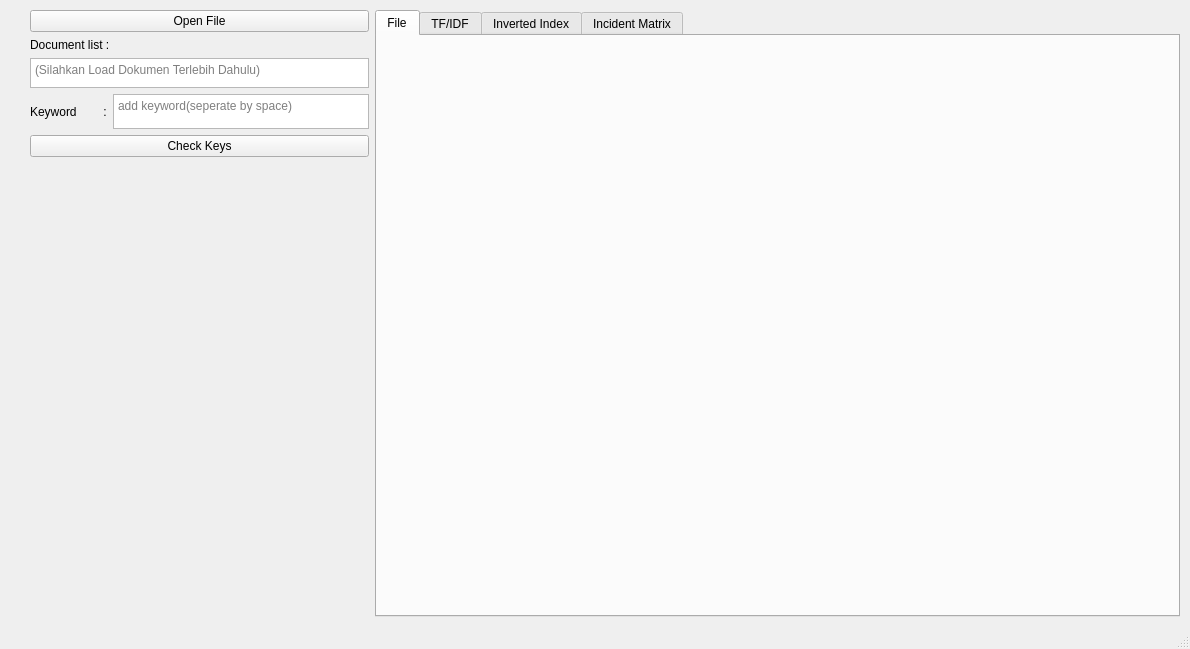
First picture: the form in SKTI Tugas 2.ui, repository andre002wp/STKI-Semester-5, before the edit.
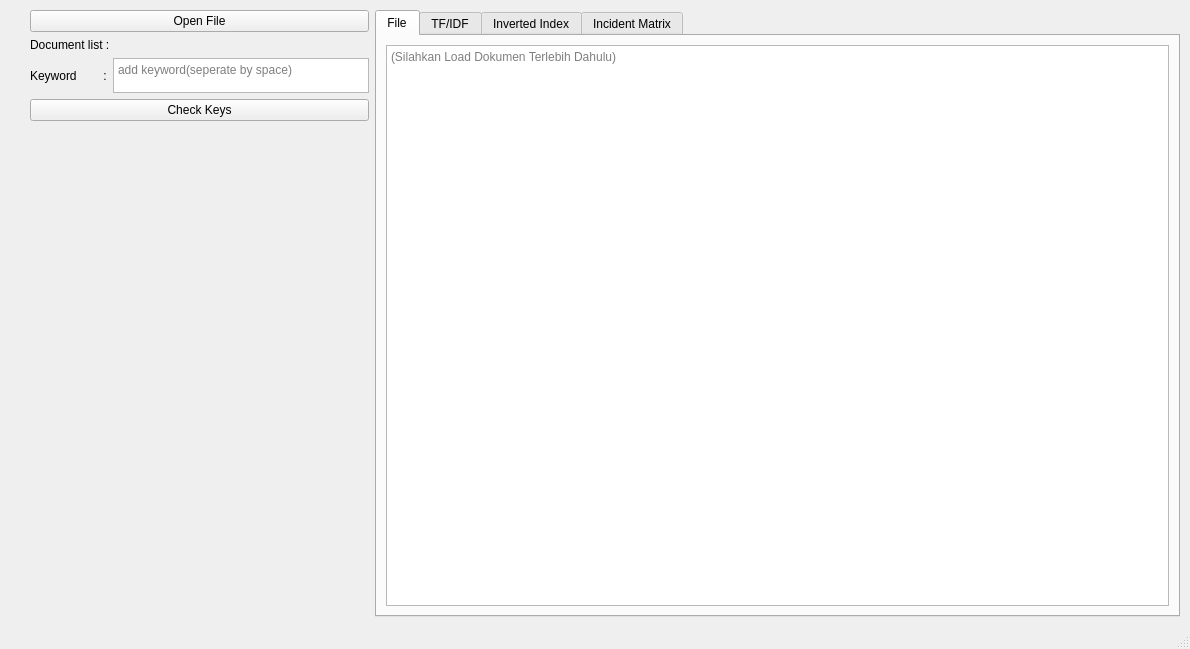
Second picture: the form after the edit.

Diff of the .ui file:
```diff
--- a/SKTI Tugas 2.ui
+++ b/SKTI Tugas 2.ui
@@ -51,34 +51,6 @@
           </property>
          </widget>
         </item>
-        <item>
-         <widget class="QTextEdit" name="txt_document">
-          <property name="sizePolicy">
-           <sizepolicy hsizetype="Expanding" vsizetype="Ignored">
-            <horstretch>0</horstretch>
-            <verstretch>1</verstretch>
-           </sizepolicy>
-          </property>
-          <property name="minimumSize">
-           <size>
-            <width>0</width>
-            <height>0</height>
-           </size>
-          </property>
-          <property name="maximumSize">
-           <size>
-            <width>16777215</width>
-            <height>30</height>
-           </size>
-          </property>
-          <property name="focusPolicy">
-           <enum>Qt::NoFocus</enum>
-          </property>
-          <property name="placeholderText">
-           <string>(Silahkan Load Dokumen Terlebih Dahulu)</string>
-          </property>
-         </widget>
-        </item>
         <item>
          <layout class="QHBoxLayout" name="horizontalLayout_3">
           <property name="sizeConstraint">
@@ -163,6 +135,36 @@
            <attribute name="title">
             <string>File</string>
            </attribute>
+           <layout class="QHBoxLayout" name="horizontalLayout_2">
+            <item>
+             <widget class="QTextEdit" name="txt_document">
+              <property name="sizePolicy">
+               <sizepolicy hsizetype="Expanding" vsizetype="Ignored">
+                <horstretch>0</horstretch>
+                <verstretch>1</verstretch>
+               </sizepolicy>
+              </property>
+              <property name="minimumSize">
+               <size>
+                <width>0</width>
+                <height>0</height>
+               </size>
+              </property>
+              <property name="maximumSize">
+               <size>
+                <width>16777215</width>
+                <height>16777215</height>
+               </size>
+              </property>
+              <property name="focusPolicy">
+               <enum>Qt::NoFocus</enum>
+              </property>
+              <property name="placeholderText">
+               <string>(Silahkan Load Dokumen Terlebih Dahulu)</string>
+              </property>
+             </widget>
+            </item>
+           </layout>
           </widget>
           <widget class="QWidget" name="tab_2">
            <property name="sizePolicy">
```
